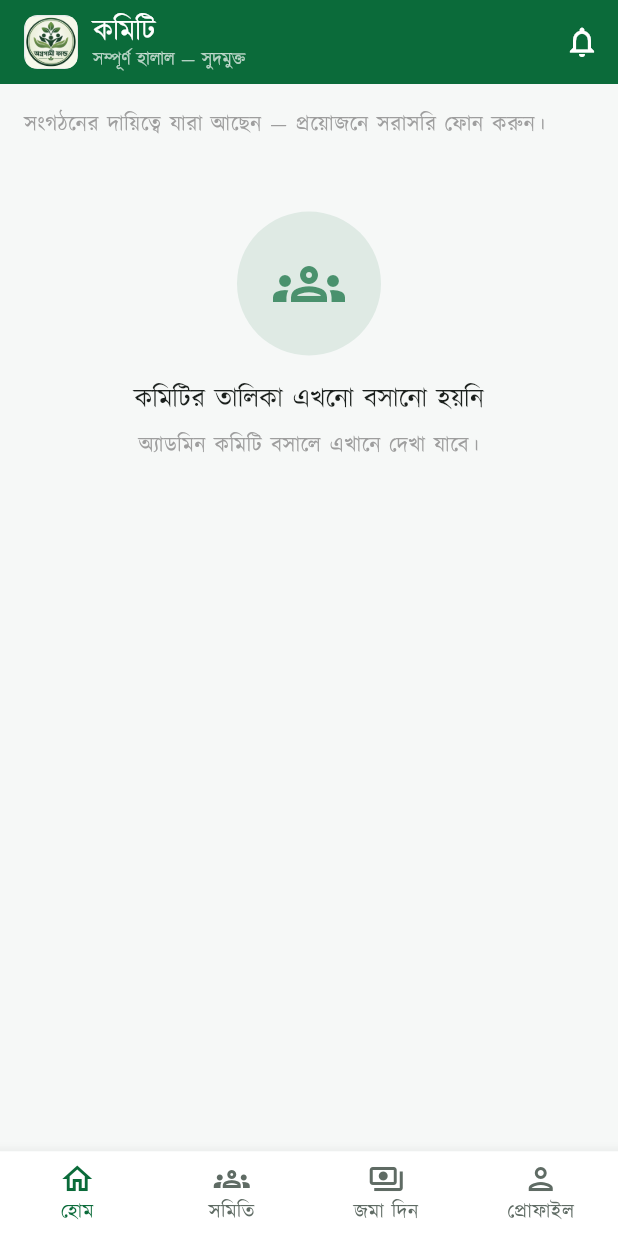
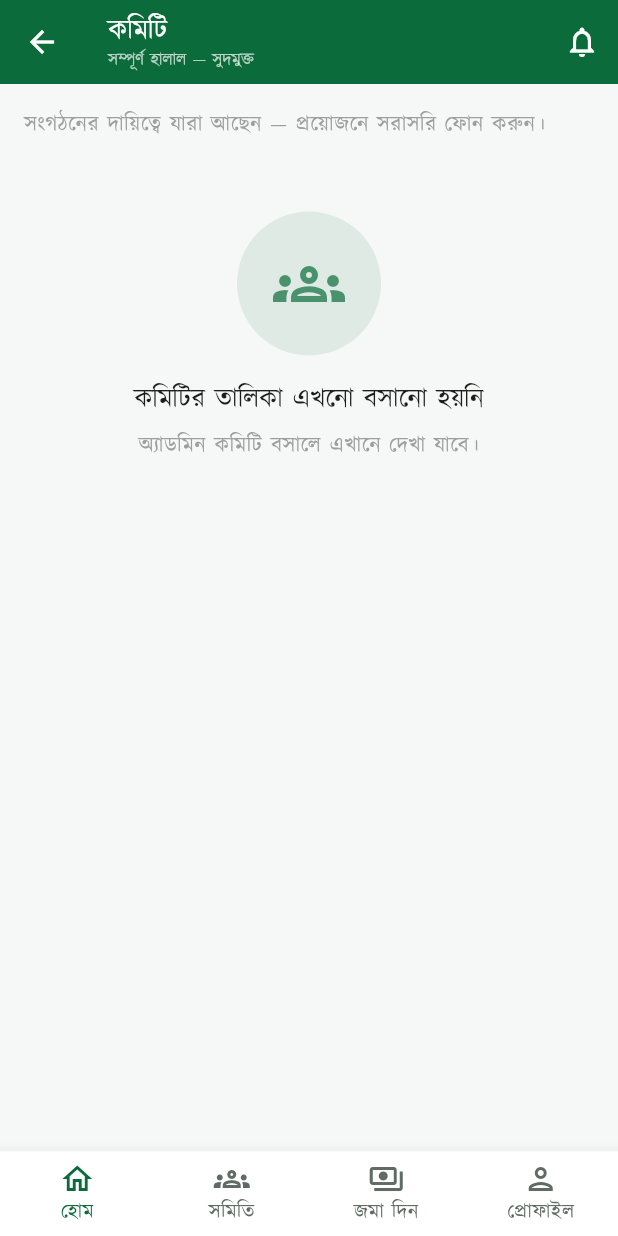
Before and after one commit to omarfarukitbd-spec/orgogamifund, a Flutter app: the CommitteeScreen screen opened by its route, on a phone screen of 412 x 824 dp. Run offline on Flutter 3.47's test engine with Material 3 defaults, Android fonts, the phone set to English and light mode, and no system bars; our stand-ins replace cloud_firestore, firebase_auth, firebase_core, firebase_storage, flutter_riverpod, go_router and 6 more; missing offline and left inert: dart:html, google_sign_in_web; accounts and stored records are empty.

Commit message:
fix(flutter): add 1-to-1 back navigation, exit confirmation dialog, and instant feedback toasts across screens

```diff
--- a/agragami-flutter/lib/widgets/agragami_app_bar.dart
+++ b/agragami-flutter/lib/widgets/agragami_app_bar.dart
@@ -10,8 +10,16 @@ import 'app_icon.dart';
 class AgragamiAppBar extends ConsumerWidget implements PreferredSizeWidget {
   final String title;
   final List<Widget>? actions;
+  final bool? showBackButton;
+  final VoidCallback? onBack;
 
-  const AgragamiAppBar({super.key, required this.title, this.actions});
+  const AgragamiAppBar({
+    super.key,
+    required this.title,
+    this.actions,
+    this.showBackButton,
+    this.onBack,
+  });
 
   @override
   Size get preferredSize => const Size.fromHeight(kToolbarHeight);
@@ -112,27 +120,62 @@ class AgragamiAppBar extends ConsumerWidget implements PreferredSizeWidget {
   @override
   Widget build(BuildContext context, WidgetRef ref) {
     final unreadCount = ref.watch(unreadNotificationCountProvider);
+    String location = '';
+    try {
+      location = GoRouterState.of(context).uri.toString();
+    } catch (_) {}
+    const rootRoutes = {'/home', '/samiti', '/deposit', '/profile'};
+    final isSubRoute = showBackButton ??
+        (location.isNotEmpty && !rootRoutes.contains(location));
+
+    Widget? leadingWidget;
+    if (isSubRoute) {
+      leadingWidget = IconButton(
+        icon: const Icon(Icons.arrow_back),
+        tooltip: 'ফিরে যান',
+        onPressed: onBack ??
+            () {
+              if (context.canPop()) {
+                context.pop();
+              } else if (location.startsWith('/samiti/')) {
+                context.go('/samiti');
+              } else if (location.startsWith('/expenses/add')) {
+                context.go('/expenses');
+              } else if (location.startsWith('/loans/add') ||
+                  (location.startsWith('/loans/') && location != '/loans')) {
+                context.go('/loans');
+              } else {
+                context.go('/home');
+              }
+            },
+      );
+    }
 
     return AppBar(
+      leading: leadingWidget,
       title: Row(
         children: [
-          const AgragamiLogo(size: 36, radius: 9),
-          const SizedBox(width: 10),
+          if (!isSubRoute) ...[
+            const AgragamiLogo(size: 36, radius: 9),
+            const SizedBox(width: 10),
+          ],
           Expanded(
             child: Column(
               crossAxisAlignment: CrossAxisAlignment.start,
+              mainAxisSize: MainAxisSize.min,
               children: [
                 Text(
                   title,
                   style: const TextStyle(
-                    fontSize: 19,
+                    fontSize: 18,
                     fontWeight: FontWeight.w700,
                   ),
+                  maxLines: 1,
+                  overflow: TextOverflow.ellipsis,
                 ),
                 Text(
                   AppStrings.halalNote,
-                  style:
-                      const TextStyle(fontSize: 12, color: Colors.white70),
+                  style: const TextStyle(fontSize: 11.5, color: Colors.white70),
                 ),
               ],
             ),
```
Also changed, not shown: agragami-flutter/lib/screens/committee_screen.dart (+6 -2 lines), agragami-flutter/lib/screens/deposit_screen.dart (+11 -4 lines), agragami-flutter/lib/screens/home_shell.dart (+73 -4 lines), agragami-flutter/lib/screens/member_application_screen.dart (+56 -8 lines), 1 other file.
